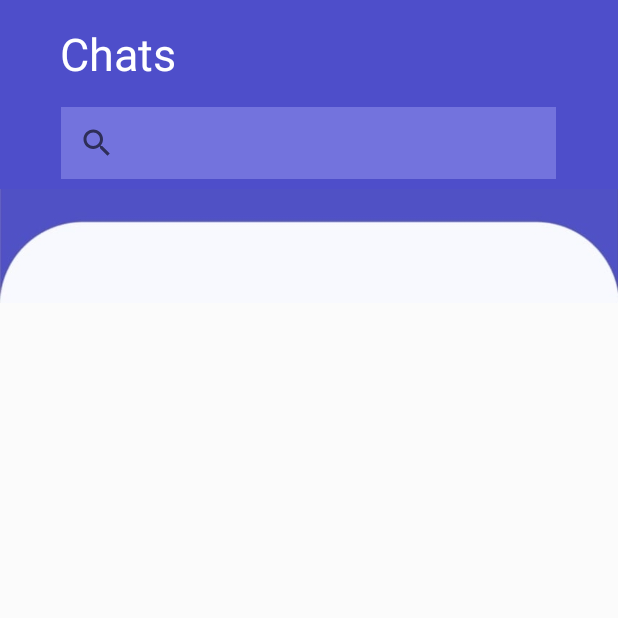
After one commit to shauryam-exe/PGbg, an Android app: the ChatFragment screen opened directly, with no data from a screen before it, on a phone screen of 412 x 824 dp, the top half of it. The commit adds this screen. Run offline under Robolectric (Android 15) with nearby library versions, the phone set to English and light mode, and no system bars; our stand-ins replace CircleImageView, Picasso.

Commit message:
Chat Fragment Added

```diff
--- a/app/build.gradle
+++ b/app/build.gradle
@@ -37,7 +37,12 @@ dependencies {
     implementation 'androidx.appcompat:appcompat:1.4.1'
     implementation 'com.google.android.material:material:1.5.0'
     implementation 'androidx.constraintlayout:constraintlayout:2.1.3'
+    implementation 'androidx.legacy:legacy-support-v4:1.0.0'
     testImplementation 'junit:junit:4.+'
     androidTestImplementation 'androidx.test.ext:junit:1.1.3'
     androidTestImplementation 'androidx.test.espresso:espresso-core:3.4.0'
+
+    implementation 'de.hdodenhof:circleimageview:3.1.0'
+    implementation 'com.squareup.picasso:picasso:2.71828'
+
 }
--- a/app/src/main/AndroidManifest.xml
+++ b/app/src/main/AndroidManifest.xml
@@ -10,6 +10,9 @@
         android:supportsRtl="true"
         android:theme="@style/Theme.PG">
         <activity
+            android:name=".HomePageActivity"
+            android:exported="false" />
+        <activity
             android:name=".MainActivity"
             android:exported="true">
             <intent-filter>
--- /dev/null
+++ b/app/src/main/java/com/example/pg/HomePageActivity.kt
@@ -0,0 +1,16 @@
+package com.example.pg
+
+import androidx.appcompat.app.AppCompatActivity
+import android.os.Bundle
+import android.widget.FrameLayout
+import com.example.pg.fragments.ChatFragment
+
+class HomePageActivity : AppCompatActivity() {
+    override fun onCreate(savedInstanceState: Bundle?) {
+        super.onCreate(savedInstanceState)
+        setContentView(R.layout.activity_home_page)
+
+        supportFragmentManager.beginTransaction().replace(R.id.fragment_container, ChatFragment()).commit()
+
+    }
+}
--- /dev/null
+++ b/app/src/main/java/com/example/pg/fragments/ChatFragment.kt
@@ -0,0 +1,100 @@
+package com.example.pg.fragments
+
+import android.os.Bundle
+import androidx.fragment.app.Fragment
+import android.view.LayoutInflater
+import android.view.View
+import android.view.ViewGroup
+import android.widget.SearchView
+import androidx.recyclerview.widget.GridLayoutManager
+import androidx.recyclerview.widget.RecyclerView
+import com.example.pg.R
+import com.example.pg.adapter.ChatAdapter
+import com.example.pg.model.Chat
+
+// TODO: Rename parameter arguments, choose names that match
+// the fragment initialization parameters, e.g. ARG_ITEM_NUMBER
+private const val ARG_PARAM1 = "param1"
+private const val ARG_PARAM2 = "param2"
+
+/**
+ * A simple [Fragment] subclass.
+ * Use the [ChatFragment.newInstance] factory method to
+ * create an instance of this fragment.
+ */
+class ChatFragment : Fragment() {
+    // TODO: Rename and change types of parameters
+    private var param1: String? = null
+    private var param2: String? = null
+
+    override fun onCreate(savedInstanceState: Bundle?) {
+        super.onCreate(savedInstanceState)
+        arguments?.let {
+            param1 = it.getString(ARG_PARAM1)
+            param2 = it.getString(ARG_PARAM2)
+        }
+    }
+
+    private var searchBar : SearchView? = null
+    private var recyclerViewChats : RecyclerView? = null
+    private var chatList : ArrayList<Chat>? = null
+    private var chatAdapter : ChatAdapter? = null
+
+    override fun onCreateView(
+        inflater: LayoutInflater, container: ViewGroup?,
+        savedInstanceState: Bundle?
+    ): View? {
+        // Inflate the layout for this fragment
+        val layout = inflater.inflate(R.layout.fragment_chat, container, false)
+
+        searchBar = layout.findViewById(R.id.searchBar)
+        recyclerViewChats = layout.findViewById(R.id.rvChats)
+        chatList = ArrayList()
+        chatAdapter = ChatAdapter(requireContext(), chatList!!)
+        recyclerViewChats?.setHasFixedSize(true)
+        recyclerViewChats?.layoutManager = GridLayoutManager(requireContext(), 1)
+        recyclerViewChats?.adapter = chatAdapter
+
+        /*  Dummy Items
+//        chatList?.add(Chat("default", "BlaBlaBla", "Aur bhai kaisa hai?", "08 bje"))
+//        chatList?.add(Chat("default", "BlaBlaBla", "Aur bhai kaisa hai?", "08 bje"))
+//        chatList?.add(Chat("default", "BlaBlaBla", "Aur bhai kaisa hai?", "08 bje"))
+//        chatList?.add(Chat("default", "BlaBlaBla", "Aur bhai kaisa hai?", "08 bje"))
+//        chatList?.add(Chat("default", "BlaBlaBla", "Aur bhai kaisa hai?", "08 bje"))
+//        chatList?.add(Chat("default", "BlaBlaBla", "Aur bhai kaisa hai?", "08 bje"))
+//        chatList?.add(Chat("default", "BlaBlaBla", "Aur bhai kaisa hai?", "08 bje"))
+//        chatList?.add(Chat("default", "BlaBlaBla", "Aur bhai kaisa hai?", "08 bje"))
+//        chatList?.add(Chat("default", "BlaBlaBla", "Aur bhai kaisa hai?", "08 bje"))
+//        chatList?.add(Chat("default", "BlaBlaBla", "Aur bhai kaisa hai?", "08 bje"))
+//        chatList?.add(Chat("default", "BlaBlaBla", "Aur bhai kaisa hai?", "08 bje"))
+//        chatList?.add(Chat("default", "BlaBlaBla", "Aur bhai kaisa hai?", "08 bje"))
+//        chatList?.add(Chat("default", "BlaBlaBla", "Aur bhai kaisa hai?", "08 bje"))
+//        chatList?.add(Chat("default", "BlaBlaBla", "Aur bhai kaisa hai?", "08 bje"))
+//        chatList?.add(Chat("default", "BlaBlaBla", "Aur bhai kaisa hai?", "08 bje"))
+//        chatList?.add(Chat("default", "BlaBlaBla", "Aur bhai kaisa hai?", "08 bje"))
+//        chatList?.add(Chat("default", "BlaBlaBla", "Aur bhai kaisa hai?", "08 bje"))
+         */
+
+        return layout
+    }
+
+    companion object {
+        /**
+         * Use this factory method to create a new instance of
+         * this fragment using the provided parameters.
+         *
+         * @param param1 Parameter 1.
+         * @param param2 Parameter 2.
+         * @return A new instance of fragment ChatFragment.
+         */
+        // TODO: Rename and change types and number of parameters
+        @JvmStatic
+        fun newInstance(param1: String, param2: String) =
+            ChatFragment().apply {
+                arguments = Bundle().apply {
+                    putString(ARG_PARAM1, param1)
+                    putString(ARG_PARAM2, param2)
+                }
+            }
+    }
+}
--- /dev/null
+++ b/app/src/main/java/com/example/pg/model/Chat.kt
@@ -0,0 +1,3 @@
+package com.example.pg.model
+
+class Chat(var imageUrl : String? = null, var name : String? = null, var message : String? = null, var time : String? = null)
--- /dev/null
+++ b/app/src/main/res/layout/activity_home_page.xml
@@ -0,0 +1,14 @@
+<?xml version="1.0" encoding="utf-8"?>
+<RelativeLayout xmlns:android="http://schemas.android.com/apk/res/android"
+    xmlns:app="http://schemas.android.com/apk/res-auto"
+    xmlns:tools="http://schemas.android.com/tools"
+    android:layout_width="match_parent"
+    android:layout_height="match_parent"
+    tools:context=".HomePageActivity">
+
+    <FrameLayout
+    android:id="@+id/fragment_container"
+    android:layout_width="match_parent"
+    android:layout_height="match_parent" />
+
+</RelativeLayout>
--- /dev/null
+++ b/app/src/main/res/layout/fragment_chat.xml
@@ -0,0 +1,55 @@
+<RelativeLayout xmlns:android="http://schemas.android.com/apk/res/android"
+    xmlns:tools="http://schemas.android.com/tools"
+    android:layout_width="match_parent"
+    android:background="@color/whiteG"
+    android:layout_height="match_parent"
+    tools:context="com.example.pg.fragments.ChatFragment">
+
+    <TextView
+        android:id="@+id/tvBg"
+        android:layout_width="match_parent"
+        android:layout_height="wrap_content"
+        android:background="@color/appThemeP"
+        android:gravity="center_vertical"
+        android:text="\n\n\n"
+        android:textColor="@color/white"
+        android:textSize="30sp" />
+
+    <TextView
+        android:id="@+id/tvChats"
+        android:layout_width="wrap_content"
+        android:layout_height="wrap_content"
+        android:layout_marginStart="40sp"
+        android:layout_marginTop="15sp"
+        android:text="Chats"
+        android:textColor="@color/white"
+        android:textSize="30sp" />
+
+    <SearchView
+        android:id="@+id/searchBar"
+        android:layout_width="330sp"
+        android:layout_height="wrap_content"
+        android:layout_below="@id/tvChats"
+        android:layout_centerHorizontal="true"
+        android:layout_marginTop="15sp"
+        android:background="@color/appTheme" />
+
+    <ImageView
+        android:id="@+id/shape"
+        android:layout_width="match_parent"
+        android:layout_height="100dp"
+        android:layout_below="@id/searchBar"
+        android:layout_marginTop="-5dp"
+        android:src="@drawable/shapes" />
+
+    <androidx.recyclerview.widget.RecyclerView
+        android:id="@+id/rvChats"
+        android:layout_width="match_parent"
+        android:layout_height="match_parent"
+        android:layout_below="@id/shape"
+        android:layout_marginStart="10sp"
+        android:layout_marginTop="-15sp"
+        android:layout_marginEnd="10sp"
+        android:layout_marginBottom="10sp" />
+
+</RelativeLayout>
--- a/app/src/main/res/values/colors.xml
+++ b/app/src/main/res/values/colors.xml
@@ -7,9 +7,10 @@
     <color name="teal_700">#FF018786</color>
     <color name="black">#FF000000</color>
     <color name="white">#FFFFFFFF</color>
-    <color name="appThemeP">#7D54C5</color>
+    <color name="whiteG">#FBFBFB</color>
+    <color name="appThemeP">#4E4ECA</color>
     <color name="appThemePB">#874EEC</color>
 <!--    <color name="appTheme">#5757cb</color>-->
     <color name="appTheme">#7373DD</color>
-<!--    <color name="appTheme">#7676E3</color>-->
+    <color name="appThemeB">#8787DF</color>
 </resources>
--- a/app/src/main/res/values/strings.xml
+++ b/app/src/main/res/values/strings.xml
@@ -7,4 +7,6 @@
     <string name="investor">Investor</string>
     <string name="founder">Founder</string>
     <string name="who_are_you">WHO ARE YOU?</string>
+    <!-- TODO: Remove or change this placeholder text -->
+    <string name="hello_blank_fragment">Hello blank fragment</string>
 </resources>
```
Also changed, not shown: app/src/main/java/com/example/pg/MainActivity.kt (+28 -0 lines), app/src/main/java/com/example/pg/adapter/ChatAdapter.kt (added, +45 -0 lines), app/src/main/res/layout/custom_chat_item.xml (added, +78 -0 lines), app/src/main/res/drawable/shapes.jpeg (added).
